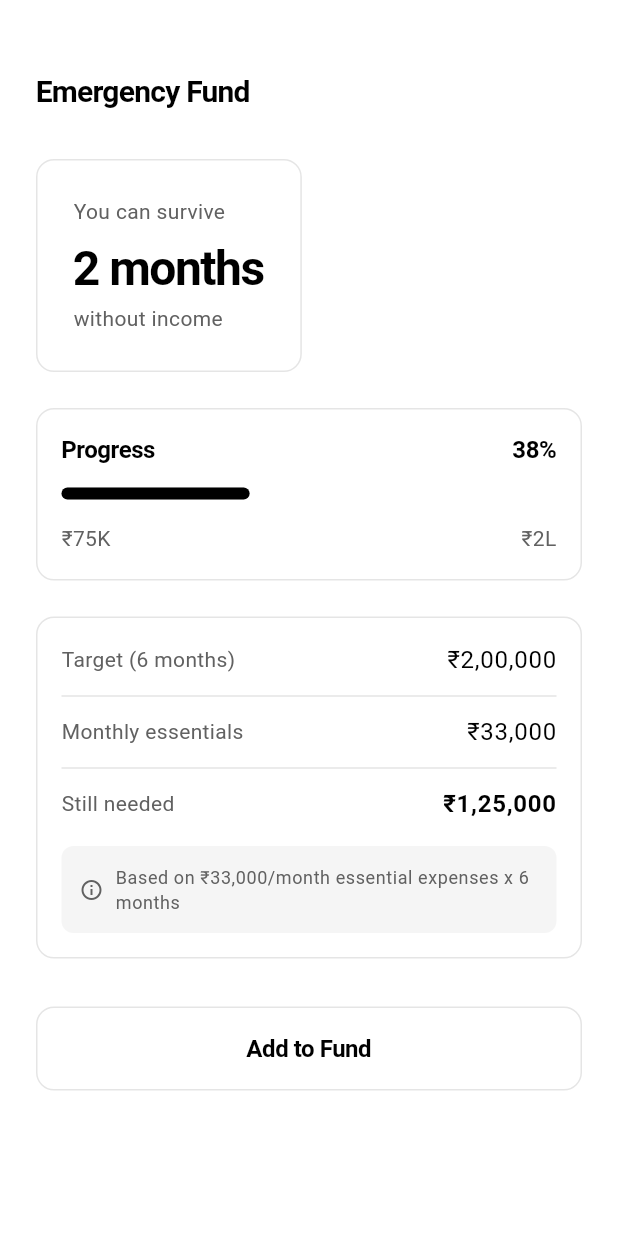
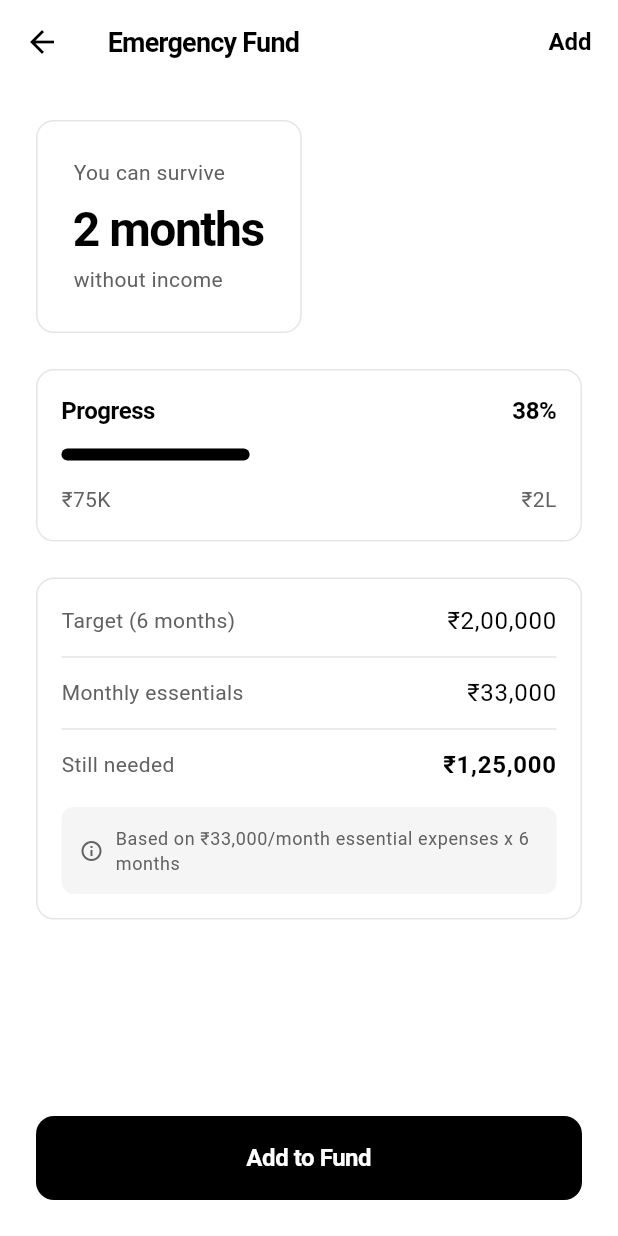
Before and after one commit to Kedar002/financialSensie, a Flutter app: the EmergencyFundScreen screen opened directly, on a phone screen of 412 x 824 dp. Run offline on Flutter 3.47's test engine with Material 3 defaults, Android fonts, the phone set to English and light mode, and no system bars.

Commit message:
add funds in emergency saftey done

```diff
--- a/lib/features/emergency_fund/screens/emergency_fund_screen.dart
+++ b/lib/features/emergency_fund/screens/emergency_fund_screen.dart
@@ -3,6 +3,7 @@ import '../../../core/theme/app_theme.dart';
 import '../../../shared/utils/formatters.dart';
 import '../../../shared/widgets/app_card.dart';
 import '../../../shared/widgets/progress_bar.dart';
+import 'add_fund_screen.dart';
 
 /// Emergency Fund screen - shows runway and progress.
 /// Clean, focused on the key metric: months of safety.
@@ -11,30 +12,53 @@ class EmergencyFundScreen extends StatelessWidget {
 
   @override
   Widget build(BuildContext context) {
-    return SafeArea(
+    return Scaffold(
+      backgroundColor: AppTheme.white,
+      appBar: AppBar(
+        backgroundColor: AppTheme.white,
+        elevation: 0,
+        leading: IconButton(
+          icon: const Icon(Icons.arrow_back, color: AppTheme.black),
+          onPressed: () => Navigator.pop(context),
+        ),
+        title: const Text('Emergency Fund'),
+        actions: [
+          TextButton(
+            onPressed: () => _addToFund(context),
+            child: const Text(
+              'Add',
+              style: TextStyle(
+                color: AppTheme.black,
+                fontWeight: FontWeight.w600,
+              ),
+            ),
+          ),
+        ],
+      ),
+      body: SafeArea(
         child: SingleChildScrollView(
           physics: const AlwaysScrollableScrollPhysics(),
           padding: const EdgeInsets.all(AppTheme.spacing24),
           child: Column(
             crossAxisAlignment: CrossAxisAlignment.start,
             children: [
-            const SizedBox(height: AppTheme.spacing24),
-            Text(
-              'Emergency Fund',
-              style: Theme.of(context).textTheme.headlineMedium,
-            ),
-            const SizedBox(height: AppTheme.spacing32),
               _buildRunwayCard(context),
               const SizedBox(height: AppTheme.spacing24),
               _buildProgressCard(context),
               const SizedBox(height: AppTheme.spacing24),
               _buildDetailsCard(context),
               const SizedBox(height: AppTheme.spacing32),
-            OutlinedButton(
+            ],
+          ),
+        ),
+      ),
+      bottomNavigationBar: SafeArea(
+        child: Padding(
+          padding: const EdgeInsets.all(AppTheme.spacing24),
+          child: ElevatedButton(
             onPressed: () => _addToFund(context),
             child: const Text('Add to Fund'),
           ),
-          ],
         ),
       ),
     );
@@ -188,9 +212,23 @@ class EmergencyFundScreen extends StatelessWidget {
     );
   }
 
-  void _addToFund(BuildContext context) {
+  void _addToFund(BuildContext context) async {
+    final result = await Navigator.of(context).push<Map<String, dynamic>>(
+      MaterialPageRoute(
+        builder: (context) => const AddFundScreen(),
+        fullscreenDialog: true,
+      ),
+    );
+
+    if (result != null && context.mounted) {
+      // TODO: Save to database when implemented
+      final amount = result['amount'] as double;
       ScaffoldMessenger.of(context).showSnackBar(
-      const SnackBar(content: Text('Add to fund - coming soon')),
+        SnackBar(
+          content: Text('Added ${Formatters.currency(amount)} to emergency fund'),
+          behavior: SnackBarBehavior.floating,
+        ),
       );
     }
   }
+}
```
Also changed, not shown: lib/features/emergency_fund/screens/add_fund_screen.dart (added, +181 -0 lines), lib/features/goals/screens/goals_screen.dart (+16 -1 lines), 1 other file. Lines whose indentation alone changed are shown as unchanged.
